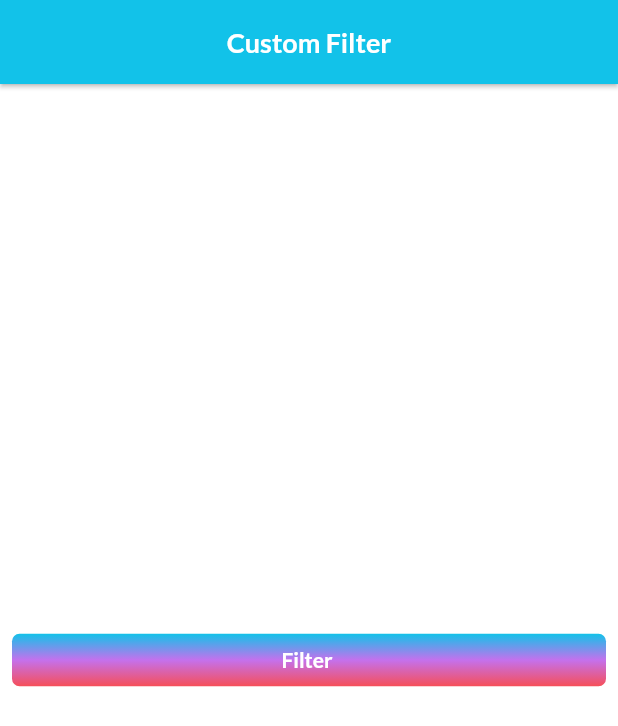
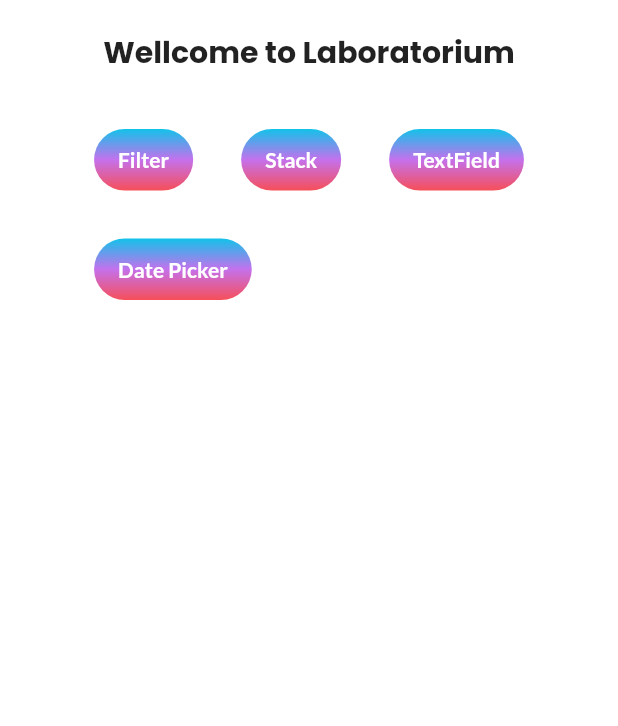
Before and after one commit to anjarnaufals/laboratorium, a Flutter app: the screen it shows after launch, on a phone screen of 412 x 824 dp. Shown: the top 726 px of the screen. Run offline on Flutter 3.47's test engine with Material 2 defaults, Android fonts, the phone set to English and light mode, and no system bars; our stand-ins replace flutter_svg, get, google_fonts, pull_to_refresh_flutter3.

Commit message:
add datepicker

```diff
--- /dev/null
+++ b/lib/app/modules/all/controllers/all_controller.dart
@@ -0,0 +1,31 @@
+import 'package:flower_app/app/routes/app_pages.dart';
+import 'package:get/get.dart';
+
+class AllController extends GetxController {
+  var listMenu = <Menu>[
+    Menu(menu: "Filter", route: Routes.HOME),
+    Menu(menu: "Stack", route: Routes.MAIN),
+    Menu(menu: "TextField", route: Routes.TEXTFIELD),
+    Menu(menu: "Date Picker", route: Routes.DATE_PICKER),
+  ];
+
+  @override
+  void onInit() {
+    super.onInit();
+  }
+
+  @override
+  void onReady() {
+    super.onReady();
+  }
+
+  @override
+  void onClose() {}
+}
+
+class Menu {
+  String menu;
+  String route;
+
+  Menu({required this.menu, required this.route});
+}
--- /dev/null
+++ b/lib/app/modules/all/views/all_view.dart
@@ -0,0 +1,111 @@
+import 'package:flower_app/app/utils/style.dart';
+import 'package:flutter/material.dart';
+
+import 'package:get/get.dart';
+import 'package:google_fonts/google_fonts.dart';
+
+import '../controllers/all_controller.dart';
+
+class AllView extends GetView<AllController> {
+  @override
+  Widget build(BuildContext context) {
+    var menu = controller.listMenu;
+    return Scaffold(
+      body: SafeArea(
+        child: Container(
+          width: Get.width,
+          child: Column(
+            mainAxisSize: MainAxisSize.min,
+            children: [
+              _Space(),
+              _Title(),
+              _Space(),
+              _Item(menu: menu),
+            ],
+          ),
+        ),
+      ),
+    );
+  }
+}
+
+class _Item extends StatelessWidget {
+  const _Item({
+    Key? key,
+    required this.menu,
+  }) : super(key: key);
+
+  final List<Menu> menu;
+
+  @override
+  Widget build(BuildContext context) {
+    return Wrap(
+      children: menu.map(
+        (e) {
+          return Container(
+            margin: EdgeInsetsDirectional.all(16),
+            decoration: boxDecoration,
+            child: Material(
+              color: Colors.transparent,
+              child: InkWell(
+                borderRadius: BorderRadius.circular(25),
+                onTap: () {
+                  Get.toNamed(e.route);
+                },
+                child: Container(
+                  color: null,
+                  padding:
+                      const EdgeInsets.symmetric(horizontal: 16, vertical: 12),
+                  child: Text(
+                    "${e.menu}",
+                    style: textWhite(size: 14, fontWeight: FontWeight.bold),
+                  ),
+                ),
+              ),
+            ),
+          );
+        },
+      ).toList(),
+    );
+  }
+}
+
+class _Space extends StatelessWidget {
+  const _Space({
+    Key? key,
+  }) : super(key: key);
+
+  @override
+  Widget build(BuildContext context) {
+    return SizedBox(height: 20);
+  }
+}
+
+class _Title extends StatelessWidget {
+  const _Title({
+    Key? key,
+  }) : super(key: key);
+
+  @override
+  Widget build(BuildContext context) {
+    return Text(
+      "Wellcome to Laboratorium",
+      style: GoogleFonts.poppins(
+        fontSize: 20,
+        fontWeight: FontWeight.bold,
+      ),
+    );
+  }
+}
+
+BoxDecoration boxDecoration = BoxDecoration(
+  borderRadius: BorderRadius.circular(25),
+  gradient: LinearGradient(
+      begin: Alignment.topCenter,
+      end: Alignment.bottomCenter,
+      colors: [
+        Get.theme.primaryColor,
+        Get.theme.primaryColorLight,
+        Get.theme.primaryColorDark,
+      ]),
+);
--- a/lib/app/modules/home/views/home_view.dart
+++ b/lib/app/modules/home/views/home_view.dart
@@ -1,3 +1,4 @@
+import 'package:flower_app/app/data/atom/custom_appbar.dart';
 import 'package:flower_app/app/utils/style.dart';
 import 'package:flutter/material.dart';
 
@@ -9,18 +10,16 @@ class HomeView extends GetView<HomeController> {
   @override
   Widget build(BuildContext context) {
     return Scaffold(
-      appBar: AppBar(
-        backgroundColor: Get.theme.primaryColor,
-        title: Text(
-          'Custom Filter',
-          style: textWhite(size: 18, fontWeight: FontWeight.bold),
+      body: CustomScrollView(
+        slivers: [
+          SliverToBoxAdapter(
+            child: CustomAppbar(title: "Custom Filter"),
           ),
-        elevation: 1.2,
-        centerTitle: true,
-      ),
-      body: Column(
+          SliverToBoxAdapter(
+            child: Column(
               mainAxisAlignment: MainAxisAlignment.center,
               children: [
+                const SizedBox(height: 100),
                 Container(
                   margin: const EdgeInsets.all(8),
                   decoration: BoxDecoration(
@@ -113,6 +112,9 @@ class HomeView extends GetView<HomeController> {
                           ),
                         )
                       : Container(),
+                ),
+              ],
+            ),
           ),
         ],
       ),
--- a/lib/app/routes/app_routes.dart
+++ b/lib/app/routes/app_routes.dart
@@ -6,9 +6,15 @@ abstract class Routes {
 
   static const HOME = _Paths.HOME;
   static const MAIN = _Paths.MAIN;
+  static const ALL = _Paths.ALL;
+  static const TEXTFIELD = _Paths.TEXTFIELD;
+  static const DATE_PICKER = _Paths.DATE_PICKER;
 }
 
 abstract class _Paths {
   static const HOME = '/home';
   static const MAIN = '/main';
+  static const ALL = '/all';
+  static const TEXTFIELD = '/textfield';
+  static const DATE_PICKER = '/date-picker';
 }
```
Also changed, not shown: lib/app/data/atom/custom_appbar.dart (added, +56 -0 lines), lib/app/data/atom/gradient_text.dart (added, +24 -0 lines), lib/app/modules/all/bindings/all_binding.dart (added, +12 -0 lines), lib/app/modules/date_picker/bindings/date_picker_binding.dart (added, +12 -0 lines), lib/app/modules/date_picker/controllers/date_picker_controller.dart (added, +20 -0 lines), lib/app/modules/date_picker/views/date_picker_view.dart (added, +69 -0 lines), lib/app/modules/textfield/bindings/textfield_binding.dart (added, +12 -0 lines), lib/app/modules/textfield/controllers/textfield_controller.dart (added, +20 -0 lines), lib/app/modules/textfield/views/textfield_view.dart (added, +171 -0 lines), lib/app/routes/app_pages.dart (+26 -1 lines). Lines whose indentation alone changed are shown as unchanged.
